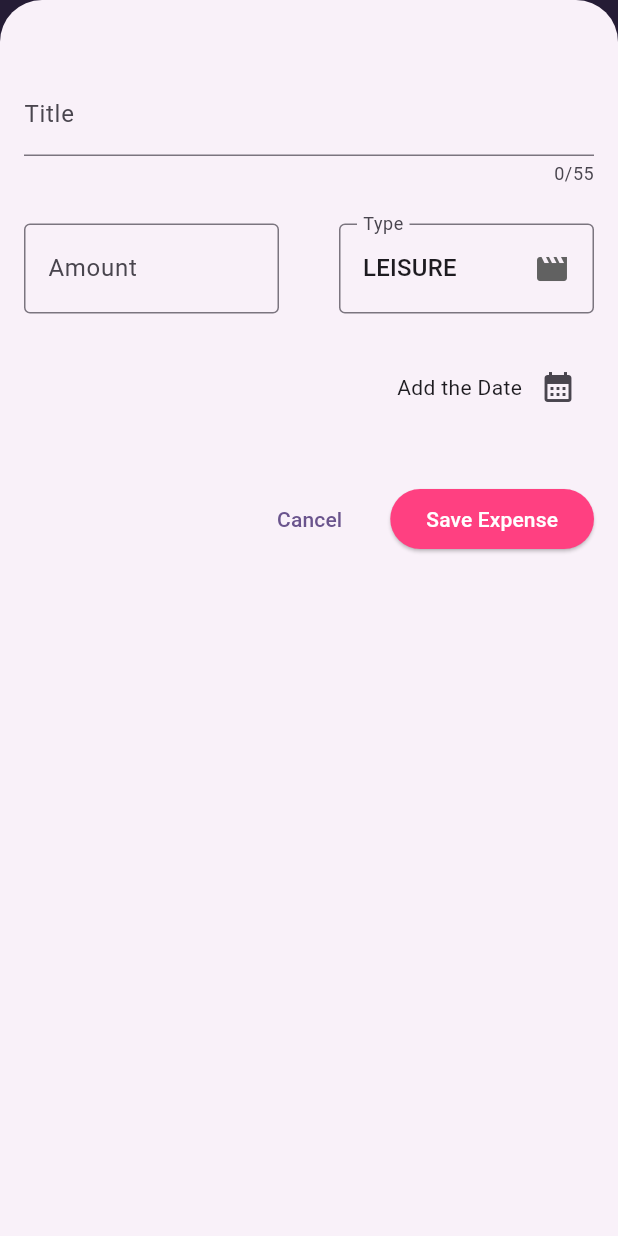
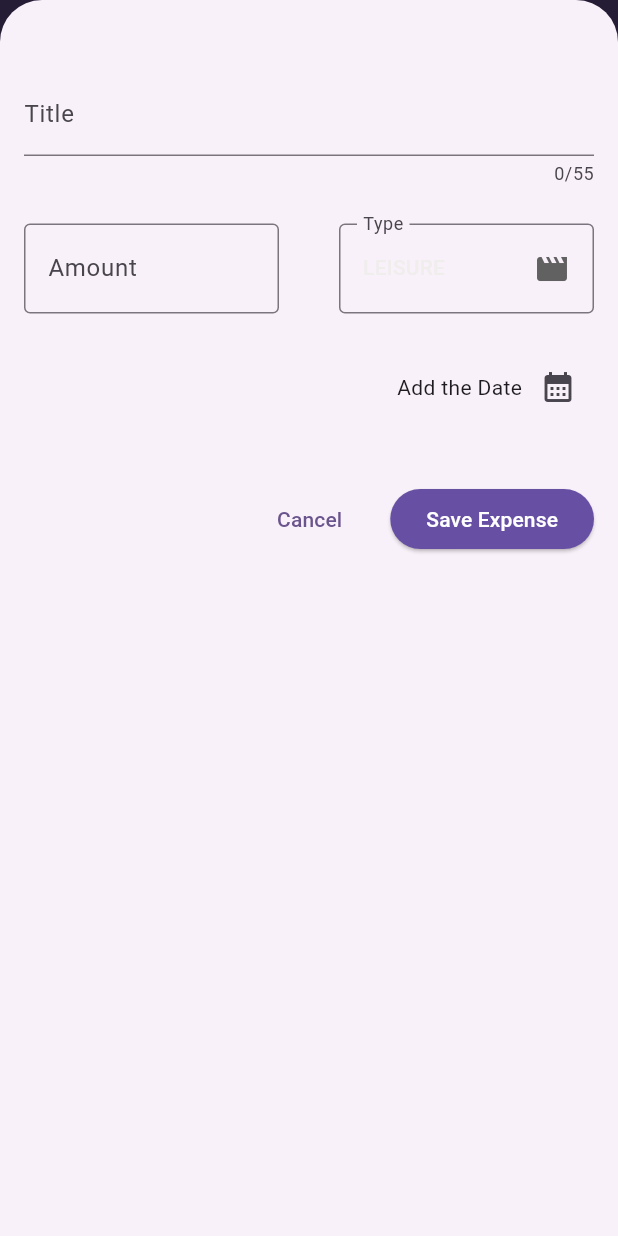
Before and after one commit to Mir-37/expense_tracker_flutter, a Flutter app: the screen it shows after launch, after a tap on the "add" icon, on a phone screen of 412 x 824 dp. Run offline on Flutter 3.47's test engine with Material 3 defaults, Android fonts, the phone set to English and light mode, and no system bars.

Commit message:
Enhance dark theme support and improve UI consistency across expense screens

```diff
--- a/lib/main.dart
+++ b/lib/main.dart
@@ -4,11 +4,49 @@
 var kColorScheme = ColorScheme.fromSeed(
   seedColor: Color.fromARGB(255, 96, 29, 181),
 );
+
+var kDarkColorScheme = ColorScheme.fromSeed(
+  brightness: Brightness.dark,
+  seedColor: const Color.fromARGB(255, 5, 99, 125),
+);
+
 void main() {
   runApp(
     MaterialApp(
       debugShowCheckedModeBanner: false,
-      home: Expenses(),
+      darkTheme: ThemeData.dark().copyWith(
+        colorScheme: kDarkColorScheme,
+        cardTheme: const CardThemeData().copyWith(
+          color: kDarkColorScheme.secondaryContainer,
+          margin: EdgeInsets.symmetric(
+            horizontal: 16,
+            vertical: 8,
+          ),
+        ),
+        elevatedButtonTheme: ElevatedButtonThemeData(
+          style: ElevatedButton.styleFrom(
+            backgroundColor: kDarkColorScheme.tertiaryContainer,
+            // foregroundColor: kDarkColorScheme.onTertiaryContainer,
+          ),
+        ),
+        textTheme: ThemeData().textTheme.copyWith(
+          titleLarge: TextStyle(
+            fontSize: 16,
+            color: Colors.white,
+            fontWeight: FontWeight.bold,
+          ),
+          titleMedium: TextStyle(
+            fontSize: 14,
+            color: const Color.fromARGB(255, 240, 237, 237),
+          ),
+          titleSmall: TextStyle(
+            fontSize: 12,
+            color: Colors.black87,
+          ),
+        ),
+      ),
+      home: const Expenses(),
+      // themeMode: ThemeMode.system,
       theme: ThemeData().copyWith(
         colorScheme: kColorScheme,
         appBarTheme: const AppBarTheme().copyWith(
@@ -29,8 +67,17 @@
         ),
         textTheme: ThemeData().textTheme.copyWith(
           titleLarge: TextStyle(
-            fontSize: 18,
-            letterSpacing: 1.1,
+            fontSize: 16,
+            color: Colors.black,
+            fontWeight: FontWeight.bold,
+          ),
+          titleMedium: TextStyle(
+            fontSize: 14,
+            color: const Color.fromARGB(255, 240, 237, 237),
+          ),
+          titleSmall: TextStyle(
+            fontSize: 12,
+            color: Colors.black87,
           ),
         ),
       ),
--- a/lib/widgets/expenses.dart
+++ b/lib/widgets/expenses.dart
@@ -26,7 +26,8 @@
     });
     ScaffoldMessenger.of(context).showSnackBar(
       SnackBar(
-        duration: Duration(seconds: 3),
+        duration: Duration(milliseconds: 1200),
+        persist: false,
         content: Text('Expense Deleted'),
         action: SnackBarAction(
           label: 'Undo',
@@ -79,9 +80,10 @@
 
   @override
   Widget build(BuildContext context) {
-    Widget mainContent = const Center(
+    Widget mainContent = Center(
       child: Text(
         'No expenses found. Start adding some!',
+        style: Theme.of(context).textTheme.headlineMedium,
       ),
     );
 
@@ -93,8 +95,22 @@
     }
     return Scaffold(
       appBar: AppBar(
-        title: const Text('ExpenseTracker'),
+        centerTitle: true,
+        title: const Text(
+          'ExpenseTracker',
+          style: TextStyle(
+            letterSpacing: 1.1,
+          ),
+        ),
         actions: [
+          Icon(
+            MediaQuery.of(context).platformBrightness == Brightness.dark
+                ? Icons.dark_mode
+                : Icons.light_mode,
+          ),
+          const SizedBox(
+            width: 10,
+          ),
           IconButton(
             onPressed: _openAddExpenseOverlay,
             icon: const Icon(Icons.add),
--- a/lib/widgets/expenses_list/expense_item.dart
+++ b/lib/widgets/expenses_list/expense_item.dart
@@ -13,18 +13,18 @@
       child: Container(
         decoration: BoxDecoration(
           borderRadius: BorderRadius.circular(10),
-          // boxShadow: [
-          //   BoxShadow(
-          //     color: kColorScheme.surfaceTint,
-          //     spreadRadius: 0.5,
-          //     blurRadius: 0.3,
-          //     offset: Offset.fromDirection(1.0),
-          //   ),
-          // ],
+          boxShadow: [
+            BoxShadow(
+              color: kColorScheme.surfaceTint,
+              spreadRadius: 0.7,
+              blurRadius: 0.3,
+              offset: Offset.fromDirection(1.0),
+            ),
+          ],
           // gradient: LinearGradient(
           //   colors: [
           //     kColorScheme.tertiaryFixedDim.withAlpha(95),
-          //     kColorScheme.secondaryFixedDim.withAlpha(55),
+          //     // kColorScheme.secondaryFixedDim.withAlpha(55),
           //     kColorScheme.tertiaryFixedDim.withAlpha(150),
           //   ],
           // ),
@@ -36,26 +36,45 @@
           ),
           child: Column(
             children: [
-              Text(expense.title),
+              const SizedBox(
+                height: 4,
+              ),
+              Row(
+                children: [
+                  const Spacer(),
+                  Icon(
+                    categoryIcons[expense.category],
+                  ),
+                ],
+              ),
+
+              Row(
+                children: [
+                  Text(
+                    expense.title,
+                    style: Theme.of(context).textTheme.titleLarge,
+                  ),
+                ],
+              ),
               const SizedBox(
                 height: 4,
               ),
               Row(
                 children: [
                   Text(
-                    '\$${expense.amount.toStringAsFixed(2)}',
+                    'Spent: \$${expense.amount.toStringAsFixed(2)}',
+                    style: Theme.of(context).textTheme.titleMedium,
                   ),
+                  const SizedBox(
+                    width: 25,
+                  ),
+
                   const Spacer(),
                   Row(
                     children: [
-                      Icon(
-                        categoryIcons[expense.category],
-                      ),
-                      const SizedBox(
-                        width: 8,
-                      ),
                       Text(
-                        expense.formattedDate,
+                        'Spent at: ${expense.formattedDate}',
+                        style: Theme.of(context).textTheme.titleMedium,
                       ),
                     ],
                   ),
--- a/lib/widgets/expenses_list/expenses_list.dart
+++ b/lib/widgets/expenses_list/expenses_list.dart
@@ -18,6 +18,28 @@
     return ListView.builder(
       itemCount: expenses.length,
       itemBuilder: (ctx, index) => Dismissible(
+        background: Container(
+          margin: EdgeInsets.symmetric(
+            horizontal: Theme.of(context).cardTheme.margin!.horizontal,
+          ),
+          decoration: BoxDecoration(
+            borderRadius: BorderRadius.circular(10),
+            color: Theme.of(context).colorScheme.error,
+          ),
+          child: Row(
+            children: [
+              const Spacer(),
+              Text(
+                'Swipe to remove',
+                style: Theme.of(context).textTheme.titleMedium,
+              ),
+              const SizedBox(
+                width: 10,
+              ),
+            ],
+          ),
+        ),
+
         key: ValueKey(expenses[index]),
         onDismissed: (direction) {
           onRemoveExpense(expenses[index]);
--- a/lib/widgets/new_expense.dart
+++ b/lib/widgets/new_expense.dart
@@ -229,7 +229,7 @@
               ),
               ElevatedButton(
                 style: ElevatedButton.styleFrom(
-                  backgroundColor: Colors.pinkAccent,
+                  backgroundColor: Theme.of(context).primaryColor,
                 ),
                 onPressed: () => {
                   // print(double.tryParse(_amountController.text)),
```
